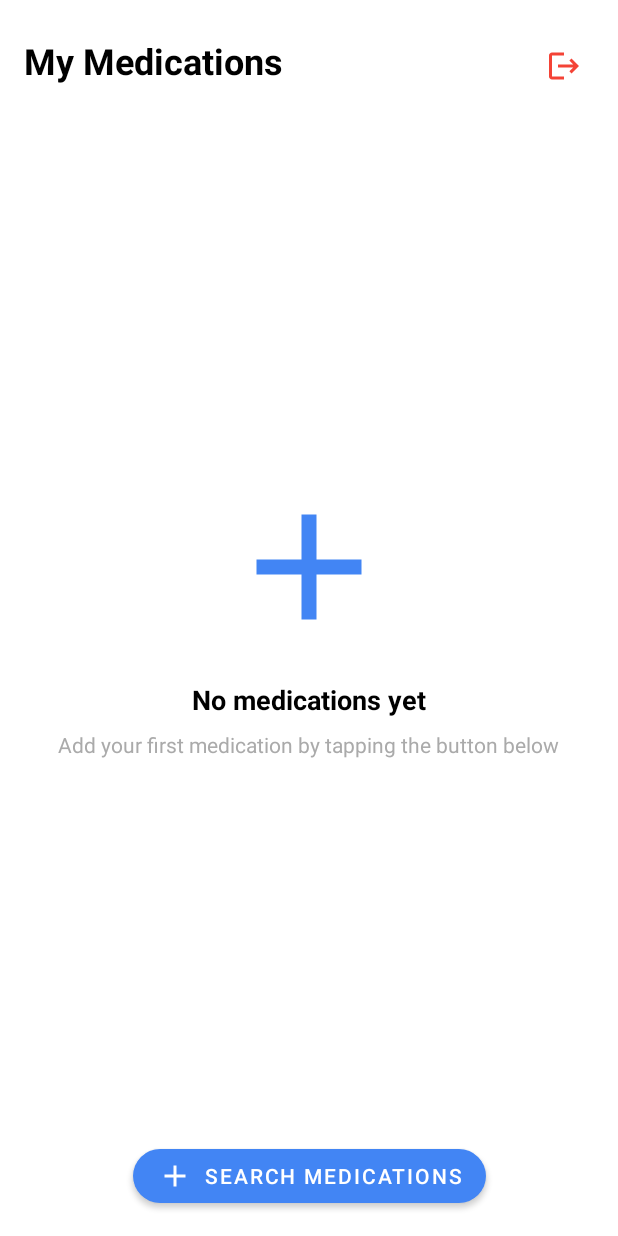
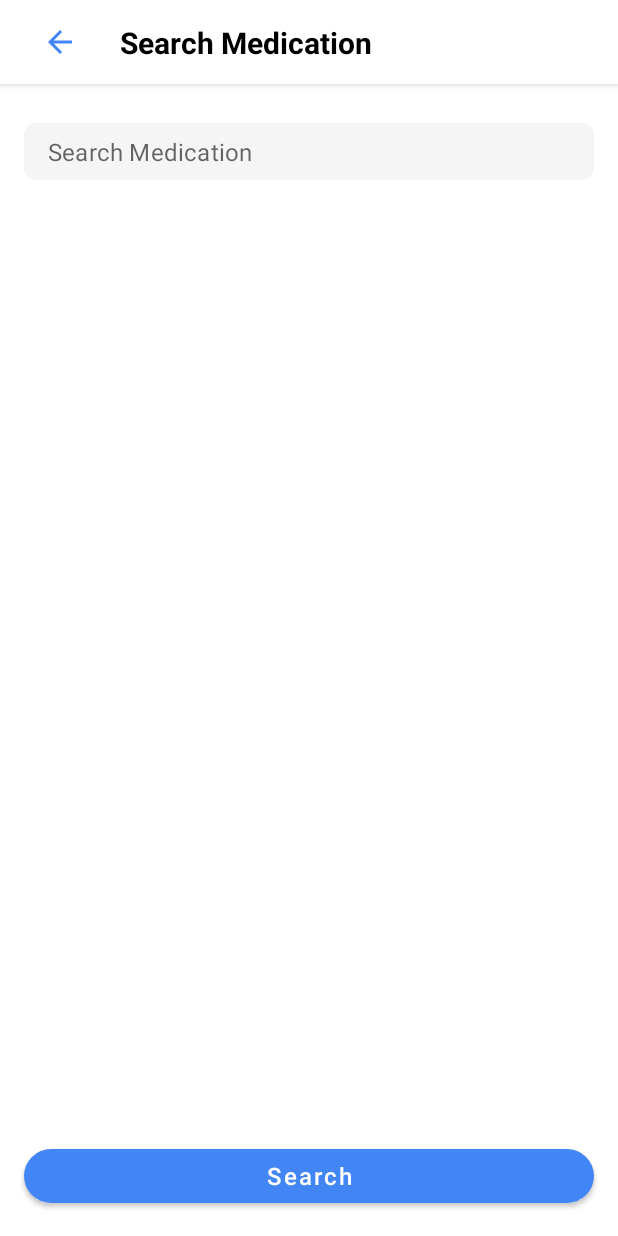
Before and after one commit to toufiqism/Drug-Search-and-Tracker, an Android app: the DashboardFragment screen opened through its navigation route, after a tap on "SEARCH MEDICATIONS", on a phone screen of 412 x 824 dp. Run offline under Robolectric (Android 15) with nearby library versions, the phone set to English and light mode, and no system bars; our stand-ins replace Dagger/Hilt's generated code.

Commit message:
Search result page added Api call to get medication added

```diff
--- /dev/null
+++ b/Drug-Search-and-Tracker/app/src/main/java/com/example/drugsearchandtracker/di/NetworkModule.kt
@@ -0,0 +1,30 @@
+package com.example.drugsearchandtracker.di
+
+import com.example.drugsearchandtracker.data.remote.api.RxNavApi
+import dagger.Module
+import dagger.Provides
+import dagger.hilt.InstallIn
+import dagger.hilt.components.SingletonComponent
+import retrofit2.Retrofit
+import retrofit2.converter.gson.GsonConverterFactory
+import javax.inject.Singleton
+
+@Module
+@InstallIn(SingletonComponent::class)
+object NetworkModule {
+
+    @Provides
+    @Singleton
+    fun provideRetrofit(): Retrofit {
+        return Retrofit.Builder()
+            .baseUrl("https://rxnav.nlm.nih.gov/")
+            .addConverterFactory(GsonConverterFactory.create())
+            .build()
+    }
+
+    @Provides
+    @Singleton
+    fun provideRxNavApi(retrofit: Retrofit): RxNavApi {
+        return retrofit.create(RxNavApi::class.java)
+    }
+}
--- /dev/null
+++ b/Drug-Search-and-Tracker/app/src/main/java/com/example/drugsearchandtracker/presentation/search/SearchMedicationViewModel.kt
@@ -0,0 +1,56 @@
+package com.example.drugsearchandtracker.presentation.search
+
+import androidx.lifecycle.ViewModel
+import androidx.lifecycle.viewModelScope
+import com.example.drugsearchandtracker.data.remote.api.RxNavApi
+import com.example.drugsearchandtracker.data.remote.model.ConceptProperty
+import dagger.hilt.android.lifecycle.HiltViewModel
+import kotlinx.coroutines.flow.MutableStateFlow
+import kotlinx.coroutines.flow.StateFlow
+import kotlinx.coroutines.launch
+import javax.inject.Inject
+
+@HiltViewModel
+class SearchMedicationViewModel @Inject constructor(
+    private val rxNavApi: RxNavApi
+) : ViewModel() {
+
+    private val _uiState = MutableStateFlow<SearchUiState>(SearchUiState.Initial)
+    val uiState: StateFlow<SearchUiState> = _uiState
+
+    fun searchMedications(query: String) {
+        if (query.isBlank()) {
+            _uiState.value = SearchUiState.Initial
+            return
+        }
+
+        viewModelScope.launch {
+            try {
+                _uiState.value = SearchUiState.Loading
+                val response = rxNavApi.searchDrugs(query)
+
+                val medications = response.drugGroup.conceptGroup
+                    ?.filter { it.tty == "SBD" }
+                    ?.flatMap { it.conceptProperties ?: emptyList() }
+                    ?.take(10)
+                    ?: emptyList()
+
+                _uiState.value = if (medications.isEmpty()) {
+                    SearchUiState.Empty
+                } else {
+                    SearchUiState.Success(medications)
+                }
+            } catch (e: Exception) {
+                _uiState.value = SearchUiState.Error(e.message ?: "An error occurred")
+            }
+        }
+    }
+}
+
+sealed class SearchUiState {
+    object Initial : SearchUiState()
+    object Loading : SearchUiState()
+    object Empty : SearchUiState()
+    data class Success(val medications: List<ConceptProperty>) : SearchUiState()
+    data class Error(val message: String) : SearchUiState()
+}
--- a/Drug-Search-and-Tracker/app/src/main/java/com/example/drugsearchandtracker/ui/common/Utils.kt
+++ b/Drug-Search-and-Tracker/app/src/main/java/com/example/drugsearchandtracker/ui/common/Utils.kt
@@ -14,7 +14,7 @@ object Utils {
 
             if (keypadHeight > screenHeight * 0.15) {
                 // Keyboard is opened
-                scrollableView.setPadding(0, 0, 0, 20)
+                scrollableView.setPadding(0, 0, 0, 10)
             } else {
                 // Keyboard is closed
                 scrollableView.setPadding(0, 0, 0, 0)
--- a/Drug-Search-and-Tracker/app/src/main/java/com/example/drugsearchandtracker/ui/dashboard/DashboardFragment.kt
+++ b/Drug-Search-and-Tracker/app/src/main/java/com/example/drugsearchandtracker/ui/dashboard/DashboardFragment.kt
@@ -72,7 +72,7 @@ class DashboardFragment : Fragment() {
 
     private fun setupClickListeners() {
         binding.addMedicationButton.setOnClickListener {
-            // TODO: Navigate to add medication screen
+            findNavController().navigate(R.id.action_dashboard_to_search)
         }
 
         binding.retryButton.setOnClickListener {
--- /dev/null
+++ b/Drug-Search-and-Tracker/app/src/main/java/com/example/drugsearchandtracker/ui/search/SearchMedicationFragment.kt
@@ -0,0 +1,120 @@
+package com.example.drugsearchandtracker.ui.search
+
+import android.os.Bundle
+import android.view.LayoutInflater
+import android.view.View
+import android.view.ViewGroup
+import android.widget.ScrollView
+import androidx.constraintlayout.widget.ConstraintLayout
+import androidx.core.view.isVisible
+import androidx.core.widget.addTextChangedListener
+import androidx.fragment.app.Fragment
+import androidx.fragment.app.viewModels
+import androidx.lifecycle.Lifecycle
+import androidx.lifecycle.lifecycleScope
+import androidx.lifecycle.repeatOnLifecycle
+import androidx.navigation.fragment.findNavController
+import androidx.recyclerview.widget.LinearLayoutManager
+import com.example.drugsearchandtracker.presentation.search.SearchMedicationViewModel
+import com.example.drugsearchandtracker.presentation.search.SearchUiState
+import com.example.drugsearchandtracker.ui.common.Utils
+import com.tofiq.drugsearchandtracker.R
+import com.tofiq.drugsearchandtracker.databinding.FragmentSearchMedicationBinding
+import dagger.hilt.android.AndroidEntryPoint
+import kotlinx.coroutines.FlowPreview
+import kotlinx.coroutines.flow.debounce
+import kotlinx.coroutines.flow.launchIn
+import kotlinx.coroutines.flow.onEach
+import kotlinx.coroutines.launch
+
+@AndroidEntryPoint
+class SearchMedicationFragment : Fragment() {
+
+    private var _binding: FragmentSearchMedicationBinding? = null
+    private val binding get() = _binding!!
+
+    private val viewModel: SearchMedicationViewModel by viewModels()
+    private lateinit var searchAdapter: SearchResultsAdapter
+
+    override fun onCreateView(
+        inflater: LayoutInflater,
+        container: ViewGroup?,
+        savedInstanceState: Bundle?
+    ): View {
+        _binding = FragmentSearchMedicationBinding.inflate(inflater, container, false)
+        return binding.root
+    }
+
+    override fun onViewCreated(view: View, savedInstanceState: Bundle?) {
+        super.onViewCreated(view, savedInstanceState)
+        setupRecyclerView()
+        setupClickListeners()
+        setupSearchInput()
+        observeUiState()
+    }
+
+    private fun setupRecyclerView() {
+        searchAdapter = SearchResultsAdapter { medication ->
+            // TODO: Handle medication selection
+        }
+
+        binding.searchResultsRecyclerView.apply {
+            adapter = searchAdapter
+            layoutManager = LinearLayoutManager(requireContext())
+            setHasFixedSize(true)
+        }
+    }
+
+    private fun setupClickListeners() {
+        binding.backButton.setOnClickListener {
+            findNavController().navigateUp()
+        }
+
+        binding.searchButton.setOnClickListener {
+            val query = binding.searchEditText.text?.toString() ?: ""
+            viewModel.searchMedications(query)
+        }
+    }
+
+    @OptIn(FlowPreview::class)
+    private fun setupSearchInput() {
+        binding.searchEditText.addTextChangedListener { text ->
+            viewModel.searchMedications(text?.toString() ?: "")
+        }
+    }
+
+    private fun observeUiState() {
+        viewLifecycleOwner.lifecycleScope.launch {
+            viewLifecycleOwner.repeatOnLifecycle(Lifecycle.State.STARTED) {
+                viewModel.uiState.collect { state ->
+                    updateUiState(state)
+                }
+            }
+        }
+    }
+
+    private fun updateUiState(state: SearchUiState) {
+        binding.apply {
+            loadingProgressBar.isVisible = state is SearchUiState.Loading
+            searchResultsRecyclerView.isVisible = state is SearchUiState.Success
+            resultsLabel.isVisible = state is SearchUiState.Success
+            emptyStateText.isVisible = state is SearchUiState.Empty
+
+            when (state) {
+                is SearchUiState.Success -> {
+                    searchAdapter.submitList(state.medications)
+                }
+                is SearchUiState.Error -> {
+                    emptyStateText.text = state.message
+                    emptyStateText.isVisible = true
+                }
+                else -> Unit
+            }
+        }
+    }
+
+    override fun onDestroyView() {
+        super.onDestroyView()
+        _binding = null
+    }
+}
--- /dev/null
+++ b/Drug-Search-and-Tracker/app/src/main/res/drawable/ic_back.xml
@@ -0,0 +1,10 @@
+<?xml version="1.0" encoding="utf-8"?>
+<vector xmlns:android="http://schemas.android.com/apk/res/android"
+    android:width="24dp"
+    android:height="24dp"
+    android:viewportWidth="24"
+    android:viewportHeight="24">
+    <path
+        android:fillColor="#000000"
+        android:pathData="M20,11H7.83l5.59,-5.59L12,4l-8,8 8,8 1.41,-1.41L7.83,13H20v-2z"/>
+</vector>
--- /dev/null
+++ b/Drug-Search-and-Tracker/app/src/main/res/layout/fragment_search_medication.xml
@@ -0,0 +1,169 @@
+<?xml version="1.0" encoding="utf-8"?>
+<androidx.constraintlayout.widget.ConstraintLayout xmlns:android="http://schemas.android.com/apk/res/android"
+    xmlns:app="http://schemas.android.com/apk/res-auto"
+    xmlns:tools="http://schemas.android.com/tools"
+    android:id="@+id/root_layout"
+    android:layout_width="match_parent"
+    android:layout_height="match_parent"
+    android:background="@color/white"
+    android:fitsSystemWindows="true">
+
+
+    <ScrollView
+        android:id="@+id/scrollView"
+        android:layout_width="match_parent"
+        android:layout_height="match_parent"
+        android:background="@color/white"
+        android:fillViewport="true"
+        app:layout_constraintBottom_toBottomOf="parent"
+        app:layout_constraintEnd_toEndOf="parent"
+        app:layout_constraintStart_toStartOf="parent"
+        app:layout_constraintTop_toTopOf="parent">
+
+
+        <androidx.constraintlayout.widget.ConstraintLayout
+            android:layout_width="match_parent"
+            android:layout_height="wrap_content"
+            android:background="@color/white"
+            android:clipToPadding="false">
+            <!-- Search Box -->
+            <!-- Toolbar -->
+            <androidx.appcompat.widget.Toolbar
+                android:id="@+id/toolbar"
+                android:layout_width="match_parent"
+                android:layout_height="wrap_content"
+                android:background="@color/white"
+                android:elevation="4dp"
+                app:layout_constraintTop_toTopOf="parent">
+
+                <androidx.constraintlayout.widget.ConstraintLayout
+                    android:layout_width="match_parent"
+                    android:layout_height="wrap_content">
+
+                    <ImageButton
+                        android:id="@+id/backButton"
+                        android:layout_width="48dp"
+                        android:layout_height="48dp"
+                        android:background="?attr/selectableItemBackgroundBorderless"
+                        android:contentDescription="Back"
+                        android:src="@drawable/ic_back"
+                        app:layout_constraintBottom_toBottomOf="parent"
+                        app:layout_constraintStart_toStartOf="parent"
+                        app:layout_constraintTop_toTopOf="parent"
+                        app:tint="@color/blue" />
+
+                    <TextView
+                        android:layout_width="wrap_content"
+                        android:layout_height="wrap_content"
+                        android:layout_marginStart="16dp"
+                        android:text="Search Medication"
+                        android:textColor="@color/black"
+                        android:textSize="20sp"
+                        android:textStyle="bold"
+                        app:layout_constraintBottom_toBottomOf="parent"
+                        app:layout_constraintStart_toEndOf="@id/backButton"
+                        app:layout_constraintTop_toTopOf="parent" />
+
+                </androidx.constraintlayout.widget.ConstraintLayout>
+
+            </androidx.appcompat.widget.Toolbar>
+            <!-- Search Results -->
+
+            <com.google.android.material.textfield.TextInputLayout
+                android:id="@+id/searchInputLayout"
+                android:layout_width="match_parent"
+                android:layout_height="wrap_content"
+                android:layout_margin="16dp"
+                android:layout_marginTop="9dp"
+                app:boxBackgroundColor="@color/light_gray"
+                app:boxCornerRadiusBottomEnd="8dp"
+                app:boxCornerRadiusBottomStart="8dp"
+                app:boxCornerRadiusTopEnd="8dp"
+                app:boxCornerRadiusTopStart="8dp"
+                app:boxStrokeWidth="0dp"
+                app:boxStrokeWidthFocused="0dp"
+                app:hintEnabled="false"
+                app:layout_constraintBottom_toTopOf="@+id/searchButton"
+                app:layout_constraintTop_toBottomOf="@+id/toolbar"
+                app:layout_constraintVertical_bias="0.016"
+                tools:layout_editor_absoluteX="16dp">
+
+                <com.google.android.material.textfield.TextInputEditText
+                    android:id="@+id/searchEditText"
+                    android:layout_width="match_parent"
+                    android:layout_height="wrap_content"
+                    android:gravity="center_vertical"
+                    android:hint="Search Medication"
+                    android:inputType="text"
+                    android:maxLines="1"
+                    android:padding="8dp"
+                    android:textColor="@color/black"
+                    android:textSize="16sp" />
+
+            </com.google.android.material.textfield.TextInputLayout>
+
+            <!-- Results Label -->
+            <TextView
+                android:id="@+id/resultsLabel"
+                android:layout_width="wrap_content"
+                android:layout_height="wrap_content"
+                android:layout_marginStart="16dp"
+                android:layout_marginTop="16dp"
+                android:text="Search Results"
+                android:textColor="@color/black"
+                android:textSize="18sp"
+                android:textStyle="bold"
+                android:visibility="gone"
+                app:layout_constraintStart_toStartOf="parent"
+                app:layout_constraintTop_toBottomOf="@id/searchInputLayout" />
+
+            <androidx.recyclerview.widget.RecyclerView
+                android:id="@+id/searchResultsRecyclerView"
+                android:layout_width="match_parent"
+                android:layout_height="0dp"
+                android:layout_marginTop="8dp"
+                android:clipToPadding="false"
+                android:paddingHorizontal="16dp"
+                android:visibility="gone"
+                app:layout_constraintBottom_toTopOf="@id/searchButton"
+                app:layout_constraintTop_toBottomOf="@id/resultsLabel" />
+
+            <!-- Empty State -->
+            <TextView
+                android:id="@+id/emptyStateText"
+                android:layout_width="wrap_content"
+                android:layout_height="wrap_content"
+                android:text="No medications found"
+                android:textColor="@android:color/darker_gray"
+                android:textSize="16sp"
+                android:visibility="gone"
+                app:layout_constraintTop_toBottomOf="@id/searchInputLayout"
+                app:layout_constraintBottom_toTopOf="@id/searchButton"
+                app:layout_constraintStart_toStartOf="parent"
+                app:layout_constraintEnd_toEndOf="parent" />
+
+            <!-- Loading Progress -->
+            <ProgressBar
+                android:id="@+id/loadingProgressBar"
+                android:layout_width="wrap_content"
+                android:layout_height="wrap_content"
+                android:visibility="gone"
+                app:layout_constraintBottom_toBottomOf="parent"
+                app:layout_constraintEnd_toEndOf="parent"
+                app:layout_constraintStart_toStartOf="parent"
+                app:layout_constraintTop_toBottomOf="@id/searchInputLayout" />
+
+            <!-- Search Button -->
+            <com.google.android.material.button.MaterialButton
+                android:id="@+id/searchButton"
+                android:layout_width="match_parent"
+                android:layout_height="wrap_content"
+                android:layout_margin="16dp"
+                android:text="Search"
+                android:textAllCaps="false"
+                android:textSize="16sp"
+                app:cornerRadius="24dp"
+                app:layout_constraintBottom_toBottomOf="parent" />
+        </androidx.constraintlayout.widget.ConstraintLayout>
+    </ScrollView>
+</androidx.constraintlayout.widget.ConstraintLayout>
--- a/Drug-Search-and-Tracker/app/src/main/res/navigation/nav_graph.xml
+++ b/Drug-Search-and-Tracker/app/src/main/res/navigation/nav_graph.xml
@@ -106,6 +106,19 @@
             app:destination="@id/authFragment"
             app:popUpTo="@id/dashboardFragment"
             app:popUpToInclusive="true" />
+
+        <action
+            android:id="@+id/action_dashboard_to_search"
+            app:destination="@id/searchMedicationFragment"
+            app:enterAnim="@anim/slide_in_right"
+            app:exitAnim="@anim/slide_out_left"
+            app:popEnterAnim="@anim/slide_in_left"
+            app:popExitAnim="@anim/slide_out_right" />
     </fragment>
 
+    <fragment
+        android:id="@+id/searchMedicationFragment"
+        android:name="com.example.drugsearchandtracker.ui.search.SearchMedicationFragment"
+        android:label="Search Medication" />
+
 </navigation>
```
Also changed, not shown: Drug-Search-and-Tracker/app/build.gradle.kts (+8 -0 lines), Drug-Search-and-Tracker/app/src/main/java/com/example/drugsearchandtracker/data/remote/api/RxNavApi.kt (added, +13 -0 lines), Drug-Search-and-Tracker/app/src/main/java/com/example/drugsearchandtracker/data/remote/model/DrugResponse.kt (added, +33 -0 lines), Drug-Search-and-Tracker/app/src/main/java/com/example/drugsearchandtracker/ui/search/SearchResultsAdapter.kt (added, +58 -0 lines), Drug-Search-and-Tracker/app/src/main/res/layout/item_search_result.xml (added, +38 -0 lines).
